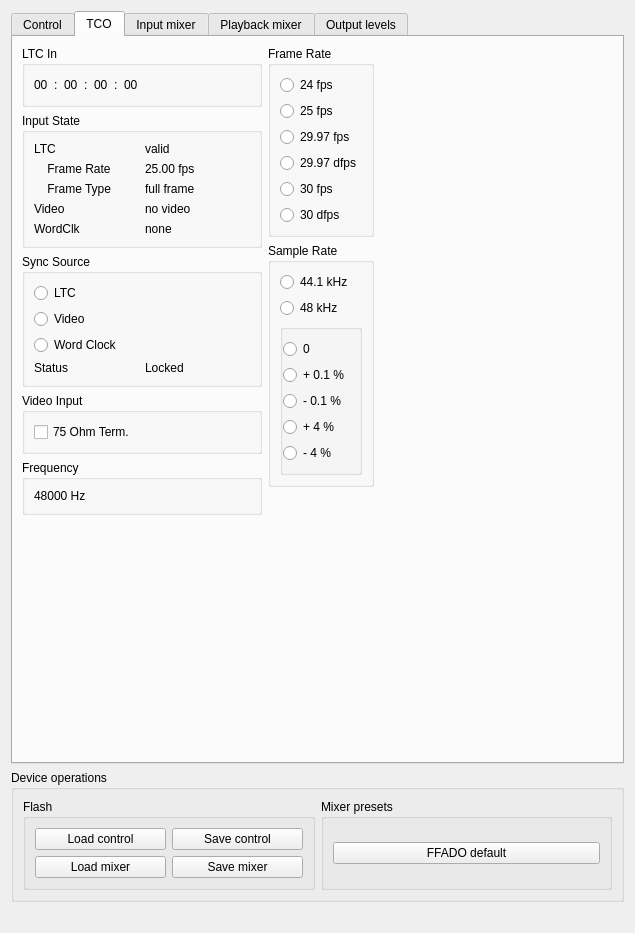
Qt form support/mixer-qt4/ffado/mixer/rme.ui (ojsl1/libffado) before a commit.
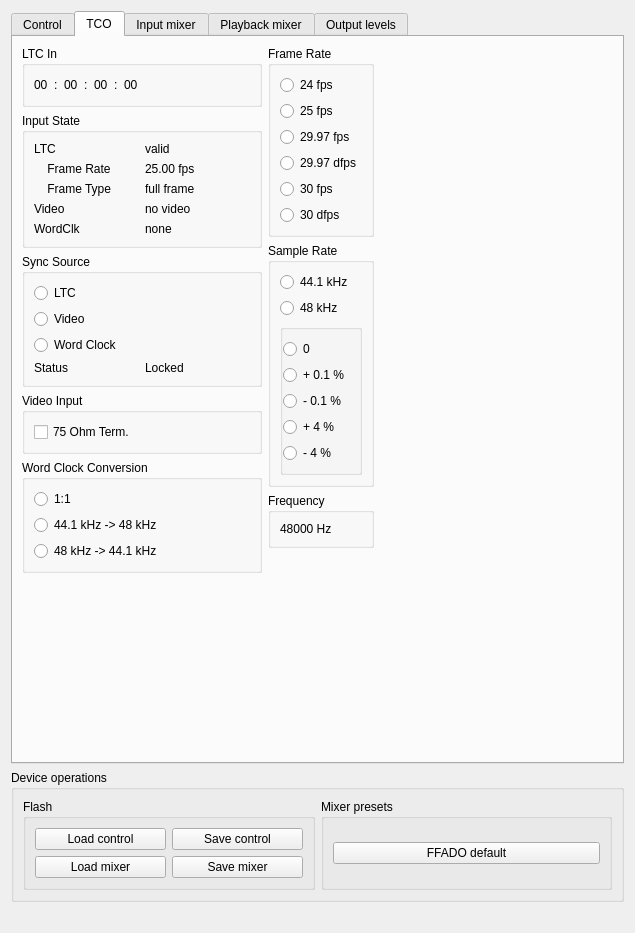
The same form after that commit. The open tabs and pages were chosen to show the change.

Commit message: rme: add word clock conversion control to the TCO tab in ffado-mixer.

```diff
--- a/support/mixer-qt4/ffado/mixer/rme.ui
+++ b/support/mixer-qt4/ffado/mixer/rme.ui
@@ -1404,15 +1404,29 @@
           </widget>
          </item>
          <item>
-          <widget class="QGroupBox" name="tco_frequency">
+          <widget class="QGroupBox" name="WordClockConv">
            <property name="title">
-            <string>Frequency</string>
+            <string>Word Clock Conversion</string>
            </property>
-           <layout class="QVBoxLayout" name="verticalLayout_15">
+           <layout class="QVBoxLayout" name="verticalLayout_20">
             <item>
-             <widget class="QLabel" name="tco_frequency_label">
+             <widget class="QRadioButton" name="wordclk_conv_1_1">
               <property name="text">
-               <string>48000 Hz</string>
+               <string>1:1</string>
+              </property>
+             </widget>
+            </item>
+            <item>
+             <widget class="QRadioButton" name="wordclk_conv_44k1_48k">
+              <property name="text">
+               <string>44.1 kHz -&gt; 48 kHz</string>
+              </property>
+             </widget>
+            </item>
+            <item>
+             <widget class="QRadioButton" name="wordclk_conv_48k_44k1">
+              <property name="text">
+               <string>48 kHz -&gt; 44.1 kHz</string>
               </property>
              </widget>
             </item>
@@ -1563,6 +1577,22 @@
            </layout>
           </widget>
          </item>
+         <item>
+          <widget class="QGroupBox" name="tco_frequency">
+           <property name="title">
+            <string>Frequency</string>
+           </property>
+           <layout class="QVBoxLayout" name="verticalLayout_15">
+            <item>
+             <widget class="QLabel" name="tco_frequency_label">
+              <property name="text">
+               <string>48000 Hz</string>
+              </property>
+             </widget>
+            </item>
+           </layout>
+          </widget>
+         </item>
          <item>
           <spacer name="verticalSpacer_21">
            <property name="orientation">
```
The commit also changes 6 other files.
